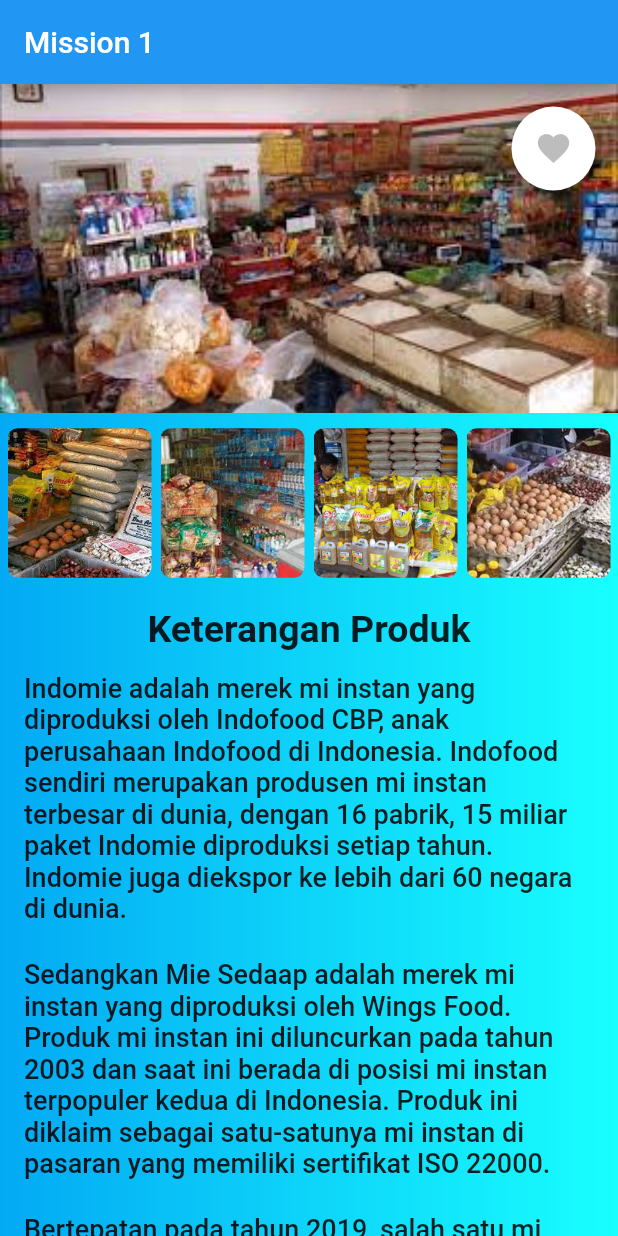
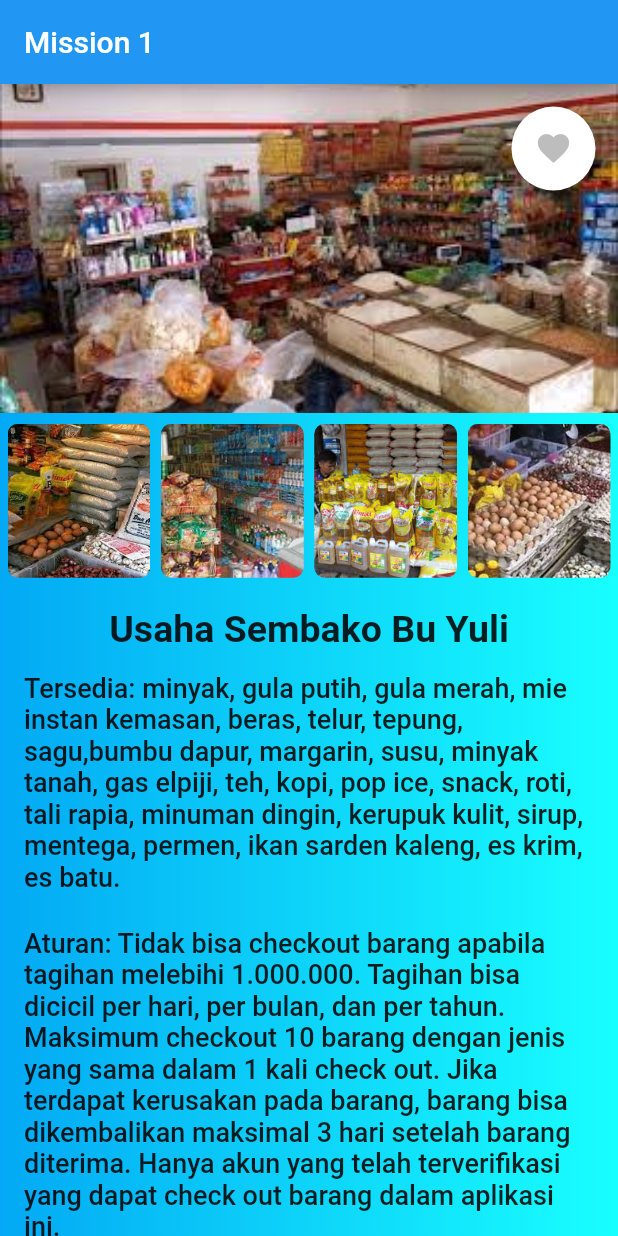
Before and after one commit to nurazizah2471/SembakoPaylater_, a Flutter app: the screen it shows after launch, on a phone screen of 412 x 824 dp. Run offline on Flutter 3.47's test engine with Material 2 defaults, Android fonts, the phone set to English and light mode, and no system bars.

Commit message:
Finished2

```diff
--- a/lib/home.dart
+++ b/lib/home.dart
@@ -1,7 +1,9 @@
 import 'package:flutter/material.dart';
 
 class Home extends StatefulWidget {
-  const Home({super.key, required this.title});
+  const Home
+
+  ({super.key, required this.title});
 
   final String title;
 
@@ -60,7 +62,7 @@ class _HomeState extends State<Home> {
                     flex: 1,
                     child: Container(
                       margin: EdgeInsets.only(
-                        top: 10.0,
+                        top: 7.0,
                         left: 5.0,
                         right: 5.0,
                       ),
@@ -72,7 +74,7 @@ class _HomeState extends State<Home> {
                               decoration: BoxDecoration(
                                 image: DecorationImage(
                                   image:
-                                      AssetImage('asset_images/sembako2.jpg'),
+                                  AssetImage('asset_images/sembako2.jpg'),
                                   fit: BoxFit.cover,
                                 ),
                                 borderRadius: BorderRadius.all(
@@ -82,7 +84,7 @@ class _HomeState extends State<Home> {
                             ),
                           ),
                           SizedBox(
-                            width: 6,
+                            width: 7,
                           ),
                           Flexible(
                             flex: 1,
@@ -90,7 +92,7 @@ class _HomeState extends State<Home> {
                               decoration: BoxDecoration(
                                 image: DecorationImage(
                                   image:
-                                      AssetImage('asset_images/sembako3.jpg'),
+                                  AssetImage('asset_images/sembako3.jpg'),
                                   fit: BoxFit.cover,
                                 ),
                                 borderRadius: BorderRadius.all(
@@ -100,7 +102,7 @@ class _HomeState extends State<Home> {
                             ),
                           ),
                           SizedBox(
-                            width: 6,
+                            width: 7,
                           ),
                           Flexible(
                             flex: 1,
@@ -108,7 +110,7 @@ class _HomeState extends State<Home> {
                               decoration: BoxDecoration(
                                 image: DecorationImage(
                                   image:
-                                      AssetImage('asset_images/sembako4.jpg'),
+                                  AssetImage('asset_images/sembako4.jpg'),
                                   fit: BoxFit.cover,
                                 ),
                                 borderRadius: BorderRadius.all(
@@ -118,7 +120,7 @@ class _HomeState extends State<Home> {
                             ),
                           ),
                           SizedBox(
-                            width: 6,
+                            width: 7,
                           ),
                           Flexible(
                             flex: 1,
@@ -126,7 +128,7 @@ class _HomeState extends State<Home> {
                               decoration: BoxDecoration(
                                 image: DecorationImage(
                                   image:
-                                      AssetImage('asset_images/sembako5.jpg'),
+                                  AssetImage('asset_images/sembako5.jpg'),
                                   fit: BoxFit.cover,
                                 ),
                                 borderRadius: BorderRadius.all(
@@ -149,7 +151,7 @@ class _HomeState extends State<Home> {
                         children: <Widget>[
                           Center(
                             child: Text(
-                              "Keterangan Produk",
+                              "Usaha Sembako Bu Yuli",
                               style: TextStyle(
                                 fontSize: 25,
                                 fontWeight: FontWeight.bold,
@@ -164,12 +166,11 @@ class _HomeState extends State<Home> {
                               children: <Widget>[
                                 ListTile(
                                   title: Text(
-                                    "Indomie adalah merek mi instan yang diproduksi oleh "
-                                    "Indofood CBP, anak perusahaan Indofood di Indonesia. "
-                                    "Indofood sendiri merupakan produsen mi instan terbesar "
-                                    "di dunia, dengan 16 pabrik, 15 miliar paket Indomie "
-                                    "diproduksi setiap tahun. Indomie juga diekspor ke lebih "
-                                    "dari 60 negara di dunia.",
+                                    "Tersedia: minyak, gula putih, gula merah, "
+                                        "mie instan kemasan, beras, telur, tepung, sagu,bumbu dapur, "
+                                        "margarin, susu, minyak tanah, gas elpiji, teh, kopi, "
+                                        "pop ice, snack, roti, tali rapia, minuman dingin, kerupuk kulit, "
+                                        "sirup, mentega, permen, ikan sarden kaleng, es krim, es batu.",
                                     style: TextStyle(
                                       fontSize: 18,
                                       fontWeight: FontWeight.w500,
@@ -181,12 +182,12 @@ class _HomeState extends State<Home> {
                                 ),
                                 ListTile(
                                   title: Text(
-                                    "Sedangkan Mie Sedaap adalah merek mi instan yang "
-                                    "diproduksi oleh Wings Food. Produk mi instan ini "
-                                    "diluncurkan pada tahun 2003 dan saat ini berada di posisi "
-                                    "mi instan terpopuler kedua di Indonesia. Produk ini "
-                                    "diklaim sebagai satu-satunya mi instan di pasaran yang "
-                                    "memiliki sertifikat ISO 22000.",
+                                    "Aturan: Tidak bisa checkout barang apabila tagihan melebihi "
+                                        "1.000.000. Tagihan bisa dicicil per hari, per bulan, dan per tahun. "
+                                        "Maksimum checkout 10 barang dengan jenis yang sama dalam 1 kali check out. "
+                                        "Jika terdapat kerusakan pada barang, "
+                                        "barang bisa dikembalikan maksimal 3 hari setelah barang diterima. "
+                                        "Hanya akun yang telah terverifikasi yang dapat check out barang dalam aplikasi ini.",
                                     style: TextStyle(
                                       fontSize: 18,
                                       fontWeight: FontWeight.w500,
@@ -198,10 +199,10 @@ class _HomeState extends State<Home> {
                                 ),
                                 ListTile(
                                   title: Text(
-                                    "Bertepatan pada tahun 2019, salah satu mi instan "
-                                    "produksi Indonesia yaitu Indomie Barbeque Chicken "
-                                    "dinobatkan sebagai mie instan terbaik dan paling enak "
-                                    "di dunia.",
+                                    "Besar bunga sebesar 5% dan diawasi oleh OJK. "
+                                        "Kontak Pembeli: 988854433322455 "
+                                        "Terima pesan antar. Pastikan lokasi anda tidak jauh dengan lokasi usaha "
+                                        "untuk menghindari kenaikan harga ongkir yang harus anda bayar.",
                                     style: TextStyle(
                                       fontSize: 18,
                                       fontWeight: FontWeight.w500,
```
